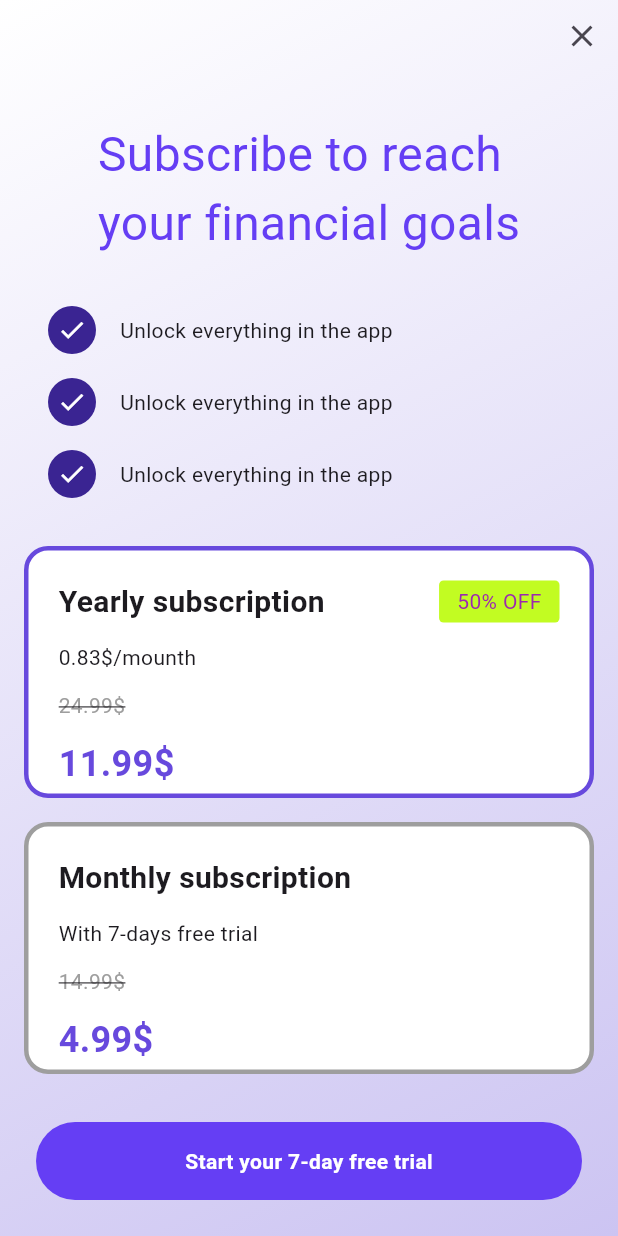
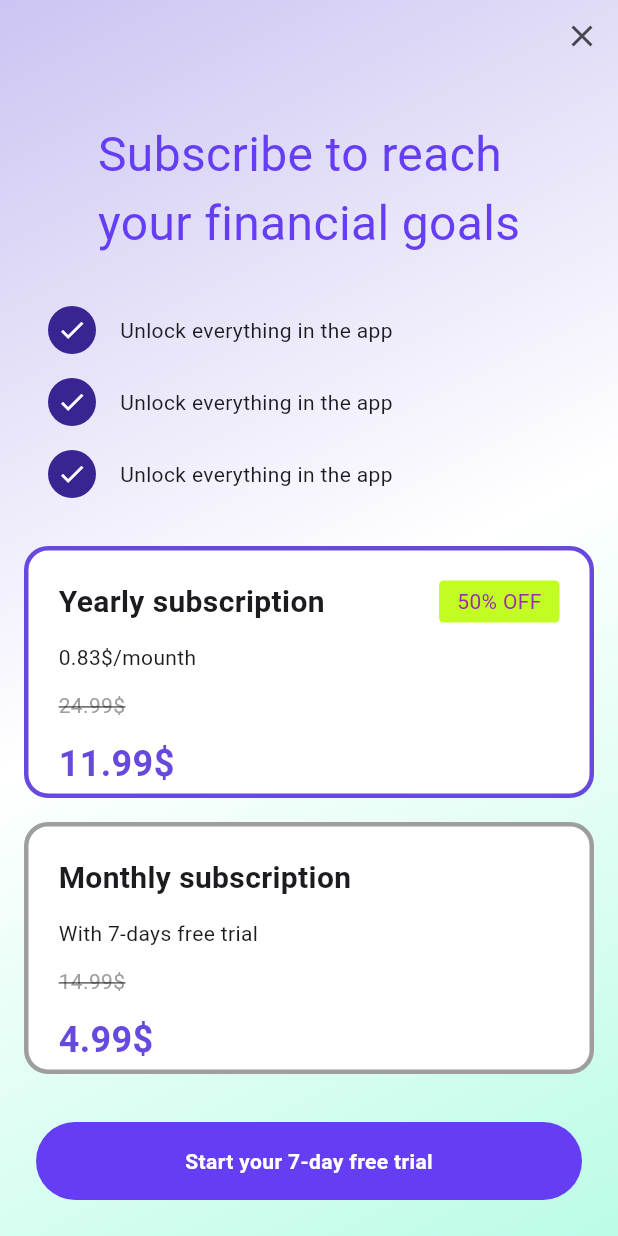
Before and after one commit to JAICHANGPARK/flutter_notebook_chapter_43, a Flutter app: the PaywallScreen screen opened directly, on a phone screen of 412 x 824 dp. Run offline on Flutter 3.47's test engine with Material 3 defaults, Android fonts, the phone set to English and light mode, and no system bars; our stand-ins replace gap.

Commit message:
Update paywall_screen.dart

```diff
--- a/lib/ep2154_paywall_screen/views/paywall_screen.dart
+++ b/lib/ep2154_paywall_screen/views/paywall_screen.dart
@@ -22,8 +22,10 @@ class _PaywallScreenState extends State<PaywallScreen> {
                   begin: Alignment.bottomRight,
                   end: Alignment.topLeft,
                   colors: [
+
+                    Color.fromRGBO(187, 252, 231, 1),
+                    Colors.white,
                     Color.fromRGBO(204, 196, 242, 1),
-                    Colors.white,
                   ],
                 ),
               ),
@@ -206,13 +208,12 @@ class _PaywallScreenState extends State<PaywallScreen> {
                         Expanded(
                           child: Container(
                             decoration: BoxDecoration(
-                              borderRadius: BorderRadius.circular(16),
-                              border: Border.all(
-                                color: Colors.grey,
-                                width: 3,
-                              ),
-                              color: Colors.white
-                            ),
+                                borderRadius: BorderRadius.circular(16),
+                                border: Border.all(
+                                  color: Colors.grey,
+                                  width: 3,
+                                ),
+                                color: Colors.white),
                             padding: EdgeInsets.all(20),
                             child: Stack(
                               children: [
```
